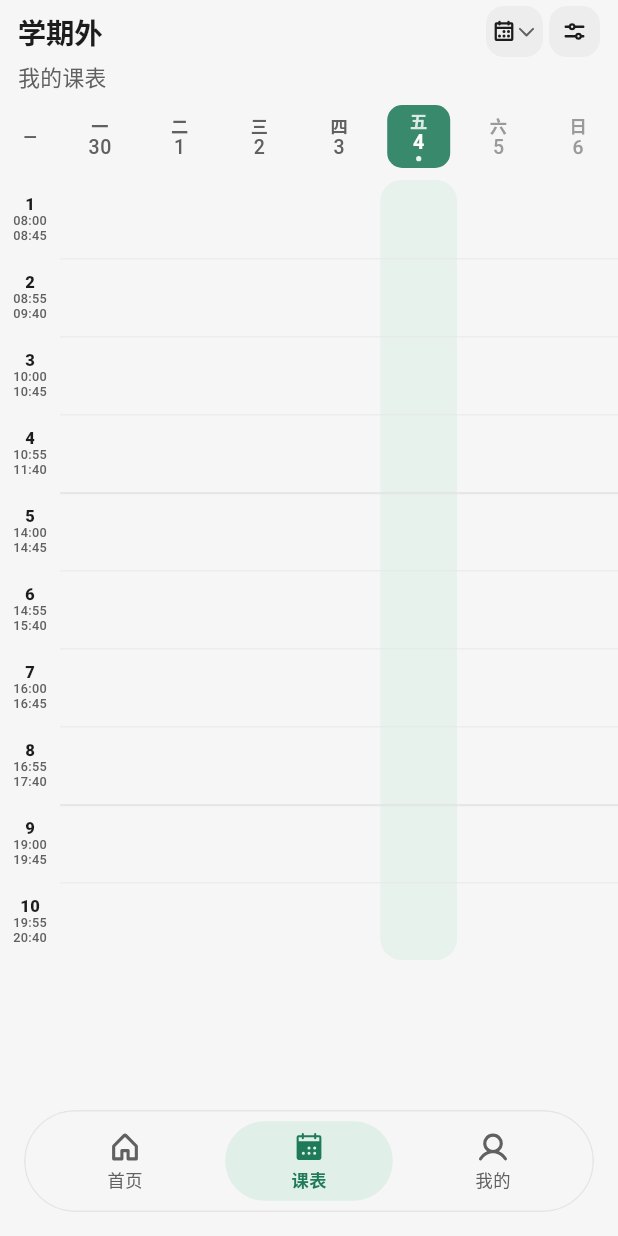
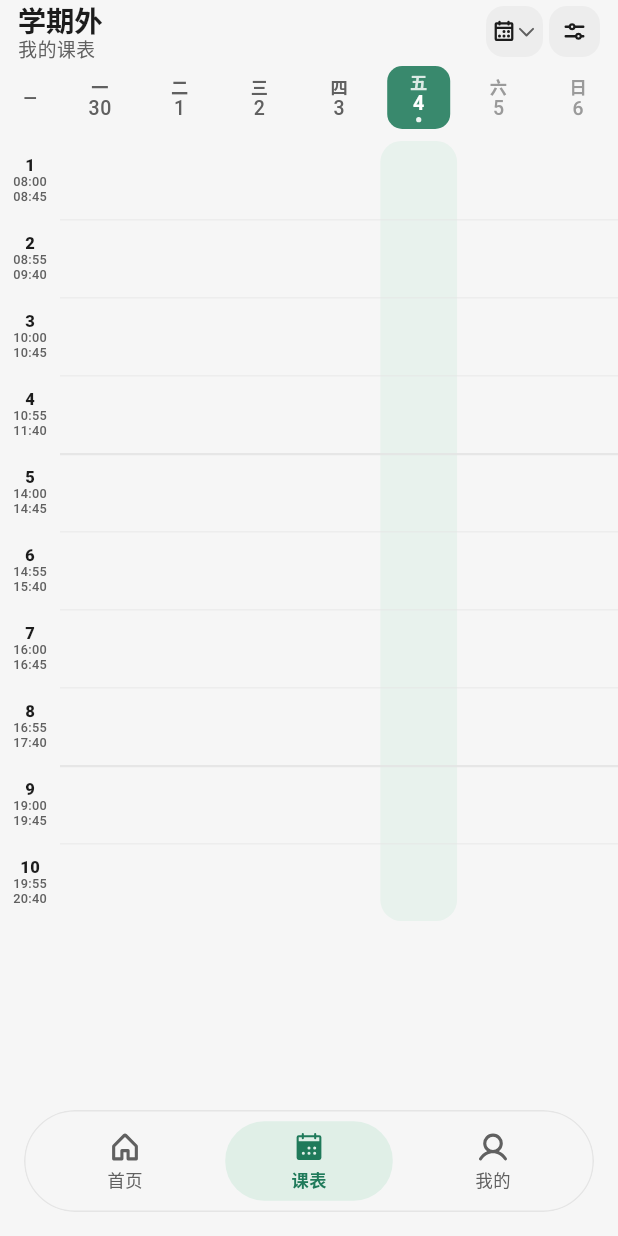
Before and after one commit to QingheProject/Qinghe, a Flutter app: the AppShellPage screen opened by its route, after a tap on "课表", on a phone screen of 412 x 824 dp. Run offline on Flutter 3.47's test engine with Material 3 defaults, Android fonts, the phone set to English and light mode, and no system bars; our stand-ins replace get, phosphor_flutter, shared_preferences, webview_flutter; missing offline and left inert: webview_windows, window_manager; accounts and stored records are empty.

Commit message:
refactor(ui): drop the profile card and tidy the schedule chrome

```diff
--- a/lib/app/widgets/app_sections.dart
+++ b/lib/app/widgets/app_sections.dart
@@ -166,9 +166,10 @@ class AppEmptyState extends StatelessWidget {
 
 /// 带标题的列表分组：整组位于一块圆角底色上，行之间以细分隔线隔开。
 class AppListGroup extends StatelessWidget {
-  const AppListGroup({required this.title, required this.children, super.key});
+  const AppListGroup({this.title, required this.children, super.key});
 
-  final String title;
+  /// 分组小标题；为空时不占位，避免在已有标题的抽屉里重复。
+  final String? title;
   final List<Widget> children;
 
   @override
@@ -177,10 +178,11 @@ class AppListGroup extends StatelessWidget {
     return Column(
       crossAxisAlignment: CrossAxisAlignment.start,
       children: [
-        Padding(
-          padding: const EdgeInsets.only(left: 4, bottom: AppSpace.sm),
-          child: Text(title, style: Theme.of(context).textTheme.labelMedium),
-        ),
+        if (title != null && title!.trim().isNotEmpty)
+          Padding(
+            padding: const EdgeInsets.only(left: 4, bottom: AppSpace.sm),
+            child: Text(title!, style: Theme.of(context).textTheme.labelMedium),
+          ),
         Material(
           color: colors.surface,
           borderRadius: BorderRadius.circular(AppRadius.lg),
--- a/lib/app/widgets/student_avatar.dart
+++ /dev/null
@@ -1,89 +0,0 @@
-import 'package:flutter/material.dart';
-import 'package:qinghe_app/app/theme/app_colors.dart';
-import 'package:qinghe_app/app/theme/app_icons.dart';
-import 'package:qinghe_app/app/theme/app_motion.dart';
-import 'package:qinghe_app/app/widgets/pressable.dart';
-
-/// 个人头像：圆角方块内放一个可选图形，底色取课程色板。
-class StudentAvatar extends StatelessWidget {
-  const StudentAvatar({
-    required this.iconIndex,
-    required this.colorIndex,
-    this.size = 56,
-    this.onTap,
-    this.semanticLabel,
-    super.key,
-  });
-
-  final int iconIndex;
-  final int colorIndex;
-  final double size;
-  final VoidCallback? onTap;
-  final String? semanticLabel;
-
-  @override
-  Widget build(BuildContext context) {
-    final dark = Theme.of(context).brightness == Brightness.dark;
-    final tones = CoursePalette.colors(CourseColorScheme.qinghe);
-    final base = tones[colorIndex % tones.length];
-    final background = Color.alphaBlend(
-      base.withValues(alpha: dark ? 0.34 : 0.20),
-      context.colors.surface,
-    );
-    final foreground = dark
-        ? Color.lerp(base, Colors.white, 0.48)!
-        : Color.lerp(base, Colors.black, 0.16)!;
-    final radius = BorderRadius.circular(size * 0.34);
-    final icon =
-        AppIcons.avatarChoices[iconIndex % AppIcons.avatarChoices.length];
-
-    final body = AnimatedContainer(
-      duration: AppMotion.of(context, AppMotion.medium),
-      curve: AppMotion.emphasized,
-      width: size,
-      height: size,
-      decoration: BoxDecoration(
-        color: background,
-        borderRadius: radius,
-        border: Border.all(color: foreground.withValues(alpha: 0.18)),
-      ),
-      child: Center(
-        child: AnimatedSwitcher(
-          duration: AppMotion.of(context, AppMotion.fast),
-          transitionBuilder: (child, animation) => FadeTransition(
-            opacity: animation,
-            child: ScaleTransition(
-              scale: animation.drive(
-                Tween<double>(
-                  begin: 0.82,
-                  end: 1,
-                ).chain(CurveTween(curve: AppMotion.springOut)),
-              ),
-              child: child,
-            ),
-          ),
-          child: Icon(
-            icon,
-            key: ValueKey('$iconIndex-$colorIndex'),
-            size: size * 0.44,
-            color: foreground,
-          ),
-        ),
-      ),
-    );
-
-    if (onTap == null) return body;
-    return Semantics(
-      button: true,
-      label: semanticLabel ?? '更换头像',
-      child: ExcludeSemantics(
-        child: Pressable(
-          onTap: onTap,
-          borderRadius: radius,
-          splashColor: foreground.withValues(alpha: 0.12),
-          child: body,
-        ),
-      ),
-    );
-  }
-}
--- a/lib/features/profile/views/profile_page.dart
+++ b/lib/features/profile/views/profile_page.dart
@@ -2,16 +2,9 @@ import 'package:flutter/material.dart';
 import 'package:qinghe_app/app/theme/app_icons.dart';
 import 'package:get/get.dart';
 import 'package:qinghe_app/app/routes/app_routes.dart';
-import 'package:qinghe_app/app/student_profile_controller.dart';
-import 'package:qinghe_app/app/theme/app_colors.dart';
-import 'package:qinghe_app/app/theme/app_motion.dart';
-import 'package:qinghe_app/app/theme/app_tokens.dart';
 import 'package:qinghe_app/app/widgets/app_sections.dart';
 import 'package:qinghe_app/app/widgets/app_tag.dart';
-import 'package:qinghe_app/app/widgets/pressable.dart';
-import 'package:qinghe_app/app/widgets/student_avatar.dart';
 import 'package:qinghe_app/data/repositories/local_timetable_repository.dart';
-import 'package:qinghe_app/features/profile/widgets/profile_editor_sheet.dart';
 import 'package:qinghe_app/features/profile/widgets/semester_progress_card.dart';
 import 'package:qinghe_app/features/shell/controllers/shell_controller.dart';
 
@@ -22,7 +15,6 @@ class ProfilePage extends StatelessWidget {
   Widget build(BuildContext context) {
     void soon(String feature) => showAppToast(context, '$feature即将推出');
     const soonTag = AppTag(label: '即将推出', tone: AppTagTone.faint);
-    final profile = Get.find<StudentProfileController>();
     final timetables = Get.find<LocalTimetableRepository>();
 
     return SafeArea(
@@ -40,16 +32,6 @@ class ProfilePage extends StatelessWidget {
             ),
             children: [
               const AppPageHeader(title: '我的'),
-              const SizedBox(height: 24),
-              Obx(
-                () => _ProfileCard(
-                  nickname: profile.nickname,
-                  school: profile.school,
-                  avatarIcon: profile.avatarIcon,
-                  avatarColor: profile.avatarColor,
-                  onTap: () => showProfileEditorSheet(context),
-                ),
-              ),
               const SizedBox(height: 20),
               Obx(() {
                 final timetable = timetables.active;
@@ -97,87 +79,3 @@ class ProfilePage extends StatelessWidget {
     );
   }
 }
-
-class _ProfileCard extends StatelessWidget {
-  const _ProfileCard({
-    required this.nickname,
-    required this.school,
-    required this.avatarIcon,
-    required this.avatarColor,
-    required this.onTap,
-  });
-
-  final String nickname;
-  final String school;
-  final int avatarIcon;
-  final int avatarColor;
-  final VoidCallback onTap;
-
-  @override
-  Widget build(BuildContext context) {
-    final colors = context.colors;
-    final text = Theme.of(context).textTheme;
-    final hasName = nickname.trim().isNotEmpty;
-
-    return Pressable(
-      color: colors.surface,
-      borderRadius: BorderRadius.circular(AppRadius.xl),
-      semanticLabel: '编辑个人信息',
-      onTap: onTap,
-      child: Padding(
-        padding: const EdgeInsets.all(AppSpace.lg),
-        child: Row(
-          children: [
-            StudentAvatar(
-              iconIndex: avatarIcon,
-              colorIndex: avatarColor,
-              size: 58,
-              onTap: onTap,
-            ),
-            const SizedBox(width: AppSpace.lg),
-            Expanded(
-              child: Column(
-                crossAxisAlignment: CrossAxisAlignment.start,
-                children: [
-                  Text(
-                    hasName ? nickname : '未填写昵称',
-                    style: text.titleMedium?.copyWith(
-                      color: hasName ? colors.ink : colors.inkMuted,
-                    ),
-                    maxLines: 2,
-                    overflow: TextOverflow.ellipsis,
-                  ),
-                  const SizedBox(height: 4),
-                  Row(
-                    children: [
-                      Icon(AppIcons.school, size: 14, color: colors.inkFaint),
-                      const SizedBox(width: 4),
-                      Expanded(
-                        child: Text(
-                          school.trim().isEmpty ? '填写学校名称' : school,
-                          maxLines: 1,
-                          overflow: TextOverflow.ellipsis,
-                          style: text.bodySmall,
-                        ),
-                      ),
-                    ],
-                  ),
-                ],
-              ),
-            ),
-            const SizedBox(width: AppSpace.sm),
-            AnimatedContainer(
-              duration: AppMotion.of(context, AppMotion.fast),
-              padding: const EdgeInsets.all(7),
-              decoration: BoxDecoration(
-                color: colors.surfaceMuted,
-                borderRadius: BorderRadius.circular(AppRadius.sm),
-              ),
-              child: Icon(AppIcons.edit, color: colors.inkMuted, size: 17),
-            ),
-          ],
-        ),
-      ),
-    );
-  }
-}
--- a/lib/features/schedule/views/schedule_page.dart
+++ b/lib/features/schedule/views/schedule_page.dart
@@ -122,7 +122,7 @@ class SchedulePage extends GetView<ScheduleController> {
             constraints: const BoxConstraints(maxWidth: 960),
             child: Column(
               children: [
-                const SizedBox(height: AppSpace.xs),
+                const SizedBox(height: 2),
                 Padding(
                   padding: const EdgeInsets.symmetric(horizontal: 12),
                   child: _ScheduleHeading(
@@ -134,7 +134,7 @@ class SchedulePage extends GetView<ScheduleController> {
                     onToday: () => _shiftWeek(controller.goToCurrentWeek),
                   ),
                 ),
-                const SizedBox(height: AppSpace.sm),
+                const SizedBox(height: AppSpace.xs),
                 _WeekdayHeader(
                   days: days,
                   today: controller.today,
@@ -309,26 +309,52 @@ class _ScheduleHeading extends StatelessWidget {
     final name = (title ?? '').trim();
     final weekLabel = teachingWeek == null ? '学期外' : '第$teachingWeek周';
 
-    return Column(
-      crossAxisAlignment: CrossAxisAlignment.stretch,
-      children: [
-        Row(
+    return Row(
       crossAxisAlignment: CrossAxisAlignment.center,
       children: [
+        Expanded(
+          child: Column(
+            crossAxisAlignment: CrossAxisAlignment.stretch,
+            mainAxisSize: MainAxisSize.min,
+            children: [
               // 周次在左上角，字号比课表名称大一级。
-            Expanded(
-              child: Text(
+              Text(
                 weekLabel,
                 key: const ValueKey('schedule-week-label'),
                 maxLines: 1,
                 overflow: TextOverflow.ellipsis,
                 style: text.titleLarge?.copyWith(
                   color: colors.ink,
+                  height: 1.15,
                   fontWeight: FontWeight.w700,
                   fontFeatures: const [FontFeature.tabularFigures()],
                 ),
               ),
+              const SizedBox(height: 1),
+              Row(
+                children: [
+                  // 课表名称紧跟在周次下面。
+                  Expanded(
+                    child: Text(
+                      name.isEmpty ? '我的课表' : name,
+                      key: const ValueKey('schedule-heading'),
+                      maxLines: 1,
+                      overflow: TextOverflow.ellipsis,
+                      style: text.bodySmall?.copyWith(
+                        color: colors.inkMuted,
+                        height: 1.2,
                       ),
+                    ),
+                  ),
+                  const SizedBox(width: AppSpace.sm),
+                  ScheduleTodayButton(visible: !isCurrentWeek, onTap: onToday),
+                ],
+              ),
+            ],
+          ),
+        ),
+        const SizedBox(width: AppSpace.sm),
+        // 右侧两个图标按钮在两行文字之间竖直居中。
         ScheduleWeekButton(onTap: onWeek),
         const SizedBox(width: AppSpace.xs),
         Tooltip(
@@ -346,25 +372,6 @@ class _ScheduleHeading extends StatelessWidget {
               child: Icon(AppIcons.settings, size: 17, color: colors.ink),
             ),
           ),
-            ),
-          ],
-        ),
-        const SizedBox(height: 2),
-        Row(
-          children: [
-            // 课表名称紧跟在周次下面。
-            Expanded(
-              child: Text(
-                name.isEmpty ? '我的课表' : name,
-                key: const ValueKey('schedule-heading'),
-                maxLines: 1,
-                overflow: TextOverflow.ellipsis,
-                style: text.bodyMedium?.copyWith(color: colors.inkMuted),
-              ),
-            ),
-            const SizedBox(width: AppSpace.sm),
-            ScheduleTodayButton(visible: !isCurrentWeek, onTap: onToday),
-          ],
         ),
       ],
     );
--- a/lib/features/schedule/widgets/schedule_settings_sheet.dart
+++ b/lib/features/schedule/widgets/schedule_settings_sheet.dart
@@ -56,8 +56,8 @@ class _SettingsSheet extends StatelessWidget {
               ],
             ),
             const SizedBox(height: 4),
+            // 抽屉标题已经写明「课表设置」，这里不再重复写「课表」小标题。
             AppListGroup(
-              title: '课表',
               children: [
                 AppListRow(
                   key: const ValueKey('schedule-settings-appearance'),
```
Also changed, not shown: lib/features/profile/widgets/profile_editor_sheet.dart (deleted, +0 -342 lines), 2 other files. Lines whose indentation alone changed are shown as unchanged.
